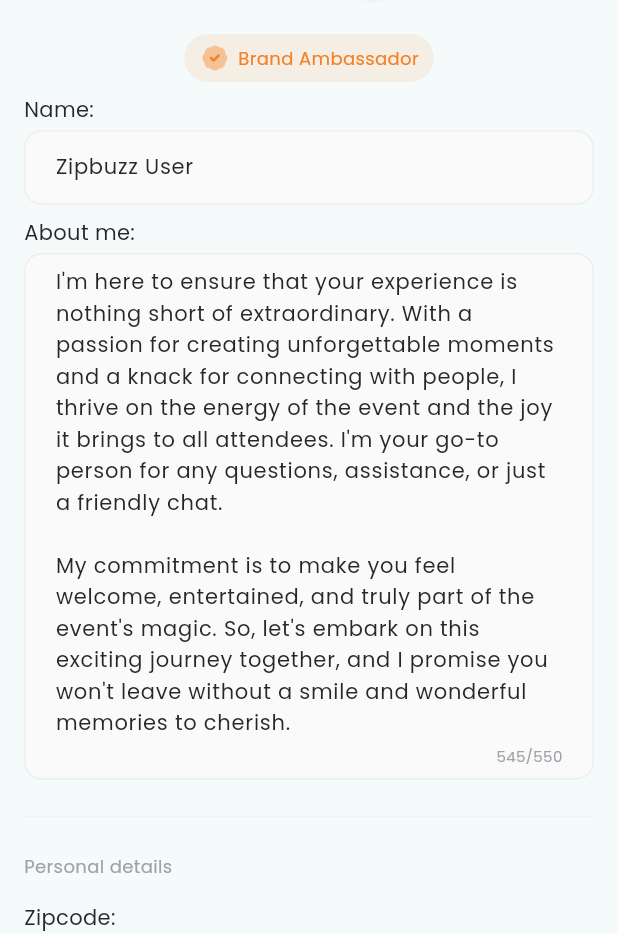
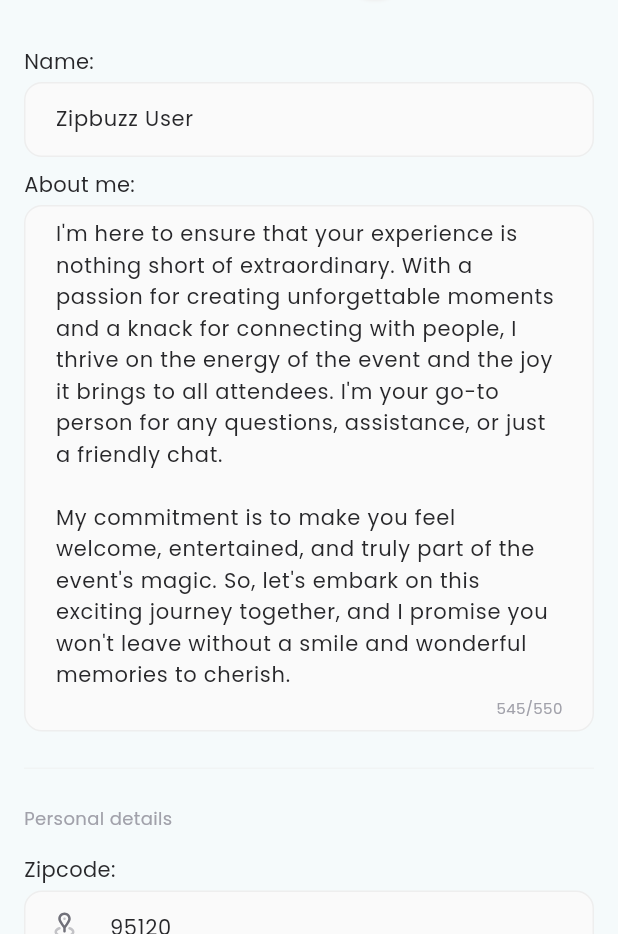
Before and after one commit to venkylm10/zipbuzz, a Flutter app: the EditProfilePage screen opened directly, on a phone screen of 412 x 824 dp, the part 302-1236 px from its top. Run offline on Flutter 3.47's test engine with Material 3 defaults, Android fonts, the phone set to English and light mode, and no system bars; our stand-ins replace cached_network_image, dio, firebase_auth, firebase_core, firebase_database, firebase_messaging and 17 more; missing offline and left inert: country_dial_code, interval_time_picker; accounts and stored records are empty; generated files the repository leaves out were written again; network calls fail; statements that could not run were skipped.

Commit message:
minor changes

```diff
--- a/lib/pages/profile/edit_profile_page.dart
+++ b/lib/pages/profile/edit_profile_page.dart
@@ -344,38 +344,38 @@
               ),
             ),
             const SizedBox(height: 24),
-            if (editProfileController.userClone.isAmbassador)
-              Container(
-                padding: const EdgeInsets.symmetric(
-                  horizontal: 10,
-                  vertical: 6,
-                ),
-                decoration: BoxDecoration(
-                  color: AppColors.primaryColor.withOpacity(0.1),
-                  borderRadius: BorderRadius.circular(20),
-                ),
-                child: Row(
-                  mainAxisAlignment: MainAxisAlignment.start,
-                  mainAxisSize: MainAxisSize.min,
-                  children: [
-                    SvgPicture.asset(
-                      Assets.icons.check,
-                      colorFilter: const ColorFilter.mode(
-                        AppColors.primaryColor,
-                        BlendMode.srcIn,
-                      ),
-                      height: 20,
-                    ),
-                    const SizedBox(width: 5),
-                    Text(
-                      "Brand Ambassador",
-                      style: AppStyles.h5.copyWith(
-                        color: AppColors.primaryColor,
-                      ),
-                    ),
-                  ],
-                ),
-              ),
+            // if (editProfileController.userClone.isAmbassador)
+            // Container(
+            //   padding: const EdgeInsets.symmetric(
+            //     horizontal: 10,
+            //     vertical: 6,
+            //   ),
+            //   decoration: BoxDecoration(
+            //     color: AppColors.primaryColor.withOpacity(0.1),
+            //     borderRadius: BorderRadius.circular(20),
+            //   ),
+            //   child: Row(
+            //     mainAxisAlignment: MainAxisAlignment.start,
+            //     mainAxisSize: MainAxisSize.min,
+            //     children: [
+            //       SvgPicture.asset(
+            //         Assets.icons.check,
+            //         colorFilter: const ColorFilter.mode(
+            //           AppColors.primaryColor,
+            //           BlendMode.srcIn,
+            //         ),
+            //         height: 20,
+            //       ),
+            //       const SizedBox(width: 5),
+            //       Text(
+            //         "Brand Ambassador",
+            //         style: AppStyles.h5.copyWith(
+            //           color: AppColors.primaryColor,
+            //         ),
+            //       ),
+            //     ],
+            //   ),
+            // ),
           ],
         ),
       ],
--- a/lib/pages/profile/profile_tab.dart
+++ b/lib/pages/profile/profile_tab.dart
@@ -113,8 +113,8 @@
                           user.handle,
                           style: AppStyles.h4.copyWith(color: AppColors.greyColor),
                         ),
-                        const SizedBox(height: 8),
-                        if (user.isAmbassador) buildAmbassadorTag(),
+                        // const SizedBox(height: 8),
+                        // if (user.isAmbassador) buildAmbassadorTag(),
                       ],
                     ),
                     ClipRRect(
```
Also changed, not shown: lib/services/dio_services.dart (+1 -18 lines).
